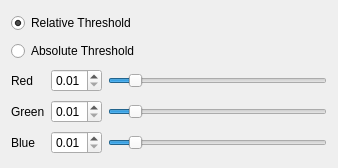
AstroStacking/AstroStack, file src/Processing/Processing/histostretch.ui: the form before one commit.
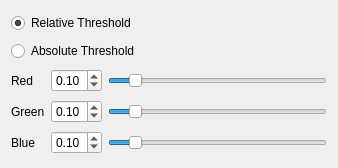
The form after the commit.

Patch:
```diff
--- a/src/Processing/Processing/histostretch.ui
+++ b/src/Processing/Processing/histostretch.ui
@@ -50,7 +50,7 @@
       <double>0.010000000000000</double>
      </property>
      <property name="value">
-      <double>0.010000000000000</double>
+      <double>0.100000000000000</double>
      </property>
     </widget>
    </item>
@@ -89,7 +89,7 @@
       <double>0.010000000000000</double>
      </property>
      <property name="value">
-      <double>0.010000000000000</double>
+      <double>0.100000000000000</double>
      </property>
     </widget>
    </item>
@@ -128,7 +128,7 @@
       <double>0.010000000000000</double>
      </property>
      <property name="value">
-      <double>0.010000000000000</double>
+      <double>0.100000000000000</double>
      </property>
     </widget>
    </item>
```
